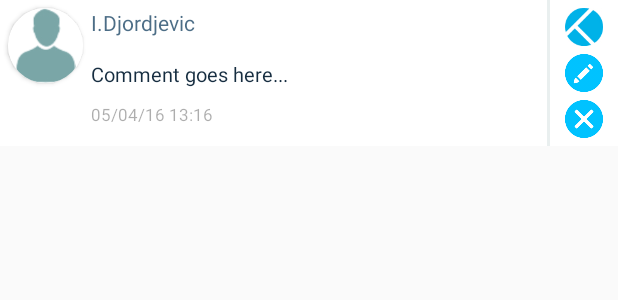
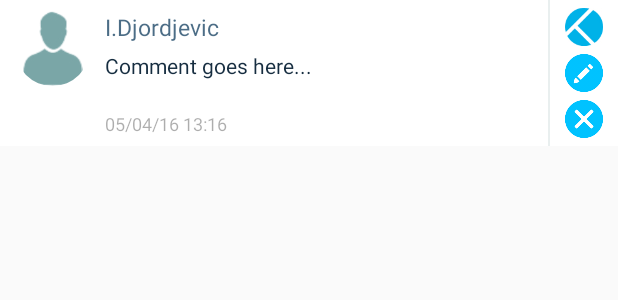
Before and after one commit to DamjanMilekic/ReStrictApp, an Android app: the layout comment.xml on its own in the app's theme, with its tools: preview values and no code run, on a phone screen of 412 x 824 dp. Shown: the top 300 px of the screen. Run offline under Robolectric (Android 15) with nearby library versions, the phone set to English and light mode, and no system bars.

Commit message:
Gotovo do komentara

```diff
--- a/app/src/main/res/layout/activity_detail.xml
+++ b/app/src/main/res/layout/activity_detail.xml
@@ -133,7 +133,8 @@
                 android:layout_marginStart="7dp"
                 android:layout_marginTop="15dp"
                 android:layout_marginBottom="15dp"
-                app:cardCornerRadius="5dp">
+                app:cardCornerRadius="5dp"
+                app:cardElevation="0dp">
 
                 <LinearLayout
                     android:id="@+id/buttonsLayout"
--- a/app/src/main/res/layout/comment.xml
+++ b/app/src/main/res/layout/comment.xml
@@ -19,9 +19,10 @@
                 android:layout_width="wrap_content"
                 android:layout_height="wrap_content"
                 android:layout_centerVertical="true"
-                android:layout_marginLeft="5dp"
-                android:layout_marginTop="5dp"
-                app:cardCornerRadius="25dp">
+                android:layout_marginLeft="10dp"
+                android:layout_marginTop="7dp"
+                app:cardCornerRadius="25dp"
+                app:cardElevation="0dp">
 
                 <ImageView
                     android:id="@+id/image"
@@ -34,9 +35,9 @@
 
             <LinearLayout
                 android:layout_width="match_parent"
-                android:layout_height="wrap_content"
-                android:layout_marginLeft="5dp"
-                android:layout_marginTop="5dp"
+                android:layout_height="match_parent"
+                android:layout_marginLeft="10dp"
+                android:layout_marginTop="7dp"
                 android:orientation="vertical">
 
                 <TextView
@@ -45,26 +46,30 @@
                     android:layout_height="wrap_content"
                     android:text="I.Djordjevic"
                     android:textColor="@color/buttonsSettings"
-                    android:textSize="14sp"
+                    android:textSize="15sp"
+                    android:layout_marginBottom="5dp"
                     android:alpha="0.8"/>
+                <ScrollView
+                    android:layout_width="match_parent"
+                    android:layout_height="30dp">
+                    <TextView
+                        android:id="@+id/textComment"
+                        android:layout_width="match_parent"
+                        android:layout_height="wrap_content"
+                        android:text="Comment goes here..."
+                        android:textSize="14sp"
+                        android:textColor="@color/colorPrimary"/>
+                </ScrollView>
 
-                <TextView
-                    android:id="@+id/textComment"
-                    android:layout_width="match_parent"
-                    android:layout_height="wrap_content"
-                    android:paddingTop="15dp"
-                    android:text="Comment goes here..."
-                    android:textSize="13sp"
-                    android:textColor="@color/colorPrimary"/>
 
                 <TextView
                     android:id="@+id/date_and_time"
                     android:layout_width="wrap_content"
                     android:layout_height="wrap_content"
-                    android:paddingTop="10dp"
+                    android:layout_marginTop="10dp"
                     android:layout_gravity="bottom"
                     android:text="05/04/16 13:16"
-                    android:textSize="11sp"
+                    android:textSize="12sp"
                     android:alpha="0.6"/>
 
             </LinearLayout>
@@ -72,7 +77,7 @@
         </LinearLayout>
 
         <View
-            android:layout_width="2dp"
+            android:layout_width="1dp"
             android:layout_height="match_parent"
             android:background="@color/detail_fragment_background" />
 
--- a/app/src/main/res/layout/home_layout.xml
+++ b/app/src/main/res/layout/home_layout.xml
@@ -9,8 +9,7 @@
 
         android:id="@+id/expandible_listview"
         android:layout_width="match_parent"
-        android:layout_height="match_parent"
-        android:groupIndicator="@drawable/right_arrow">
+        android:layout_height="match_parent">
 
     </ExpandableListView>
 </android.support.constraint.ConstraintLayout>
```
Also changed, not shown: app/src/main/java/com/example/laptop/restrict/Fragments/InfoFragment.java (+26 -4 lines), app/src/main/res/drawable/shape_rounded_corners.xml (added, +9 -0 lines), app/src/main/res/layout/approved_by.xml (+5 -15 lines), app/src/main/res/layout/layout_comments.xml (+15 -3 lines), app/src/main/res/layout/layout_info.xml (+8 -5 lines).
